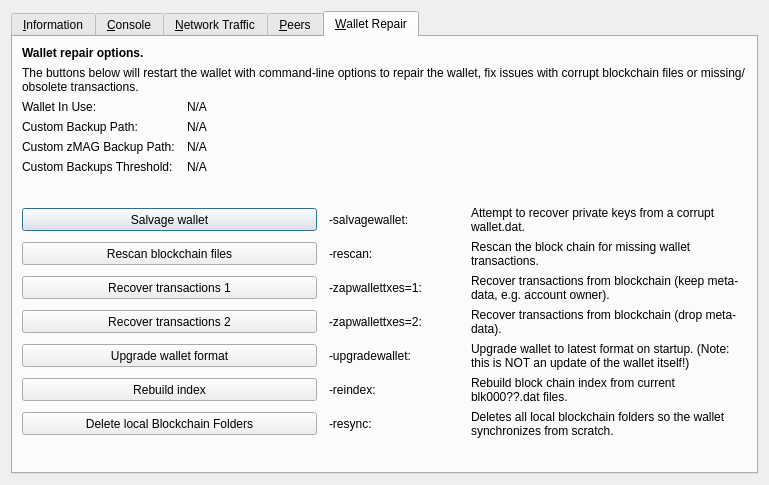
This is src/qt/forms/rpcconsole.ui in BitWin24/bitwin24 as Qt 5 draws it before an edit. The edited form follows.
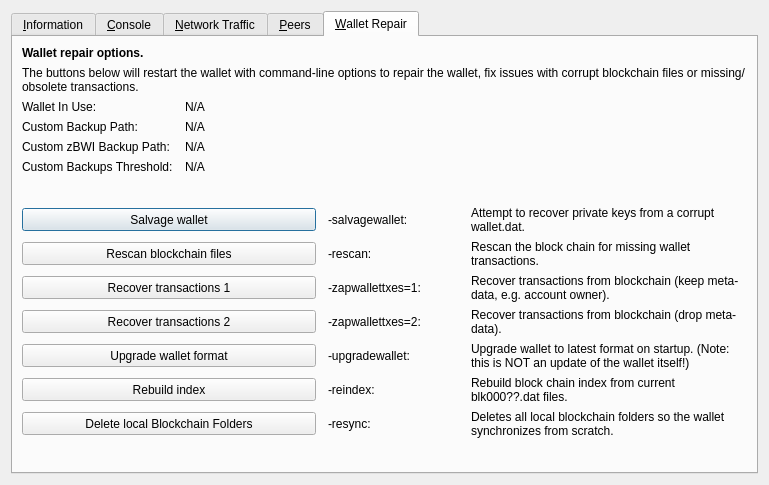
This is the edited form. The open tabs and pages were chosen to show the change. Icons and pictures are not drawn. Custom widgets are drawn as their Qt base class.

```diff
--- a/src/qt/forms/rpcconsole.ui
+++ b/src/qt/forms/rpcconsole.ui
@@ -1328,7 +1328,7 @@
        <item row="4" column="0">
         <widget class="QLabel" name="wallet_customzbwibackuppath_label">
          <property name="text">
-          <string>Custom zMAG Backup Path:</string>
+          <string>Custom zBWI Backup Path:</string>
          </property>
          <property name="visible">
           <bool>false</bool>
```
